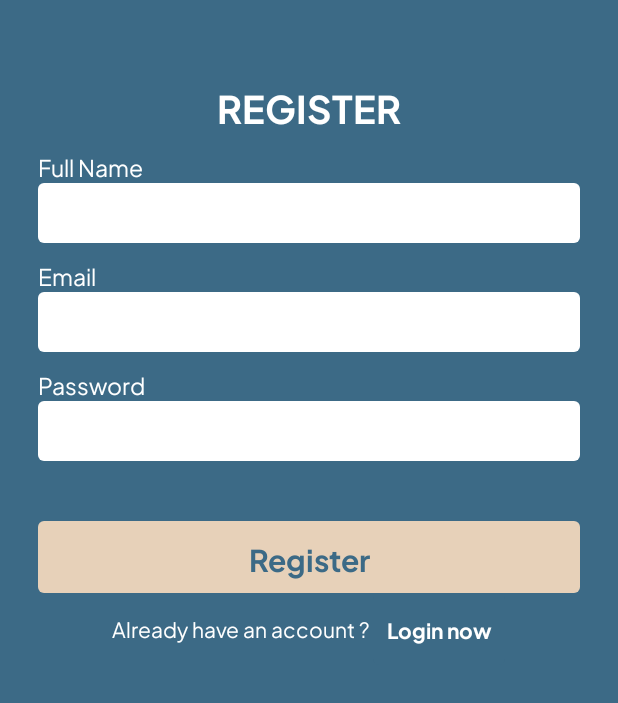
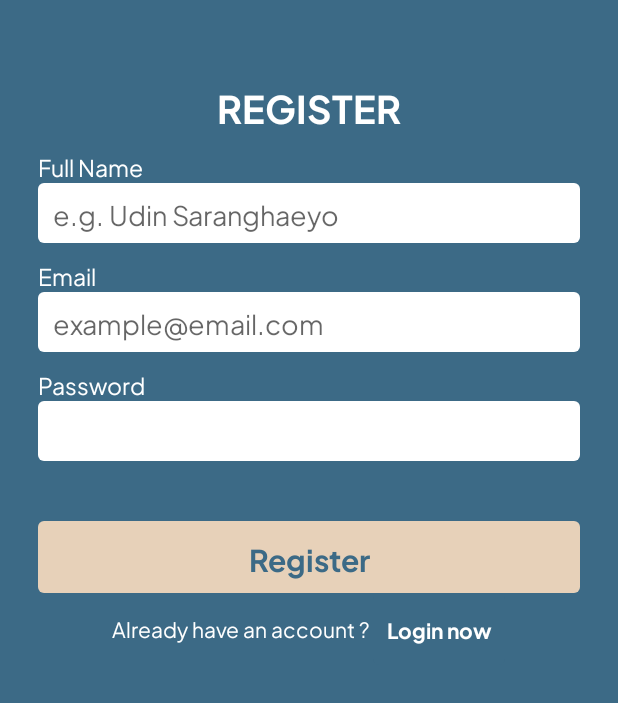
Before and after one commit to Siberuz/LRNT, an Android app: the Register screen opened directly, with no data from a screen before it, on a phone screen of 412 x 824 dp, the part 284-987 px from its top. Run offline under Robolectric (Android 15) with nearby library versions, the phone set to English and light mode, and no system bars; our stand-ins replace Firebase (no records; nobody signed in at launch, a user with empty details on screens opened directly).

Commit message:
Update edittext Login & Register

```diff
--- a/app/src/main/res/layout/register_activity.xml
+++ b/app/src/main/res/layout/register_activity.xml
@@ -42,6 +42,8 @@
         android:fontFamily="@font/jakarta_sans"
         android:layout_marginBottom="10dp"
         android:background="@drawable/edit_text_shape"
+        android:hint="e.g. Udin Saranghaeyo"
+        android:paddingLeft="10dp"
         />
     <TextView
         android:id="@+id/emailtxt_register"
@@ -59,7 +61,8 @@
         android:fontFamily="@font/jakarta_sans"
         android:layout_marginBottom="10dp"
         android:background="@drawable/edit_text_shape"
-        />
+        android:hint="example@email.com"
+        android:paddingLeft="10dp"/>
     <TextView
         android:layout_width="wrap_content"
         android:layout_height="wrap_content"
@@ -74,7 +77,8 @@
         android:fontFamily="@font/jakarta_sans"
         android:background="@drawable/edit_text_shape"
         android:layout_marginBottom="40dp"
-        />
+        android:paddingLeft="10dp"
+        android:inputType="textPassword"/>
 
     <Button
         android:id="@+id/Btn_regis"
```
Also changed, not shown: app/src/main/res/layout/login_activity.xml (+5 -2 lines).
